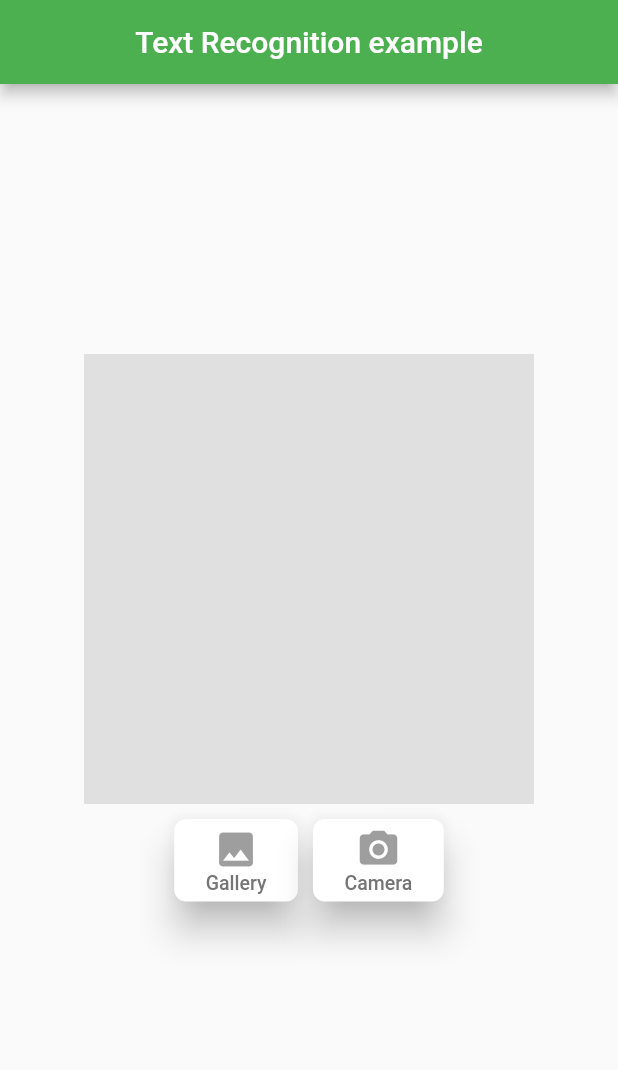
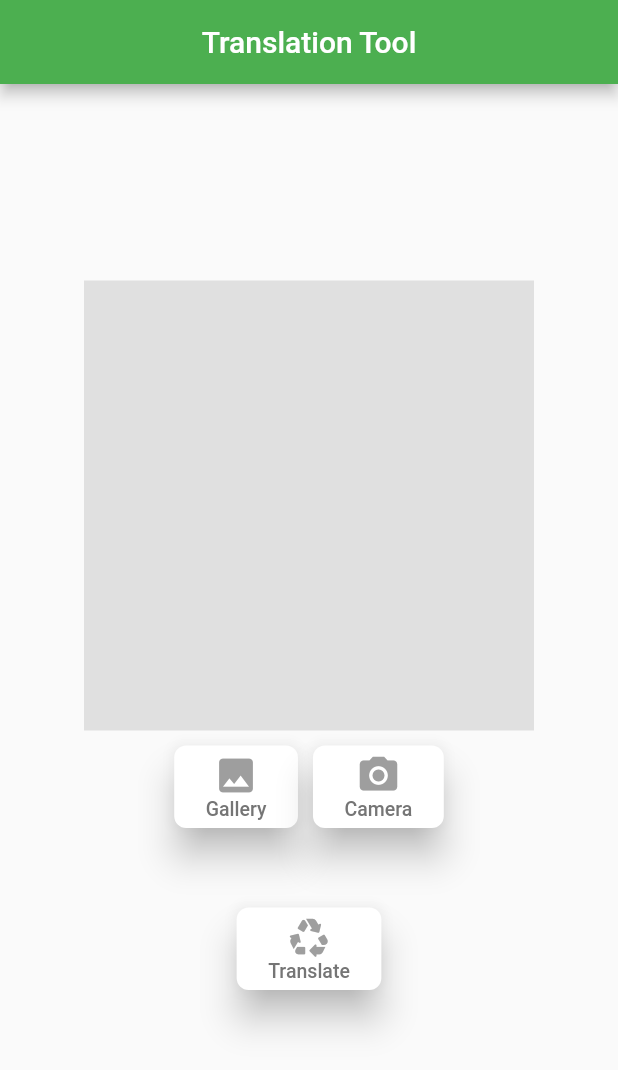
Before and after one commit to naga-k/hacknjit, a Flutter app: the screen it shows after launch, on a phone screen of 412 x 824 dp. Shown: the top 1070 px of the screen. Run offline on Flutter 3.47's test engine with Material 2 defaults, Android fonts, the phone set to English and light mode, and no system bars; our stand-ins replace camera, image_cropper, image_picker; missing offline and left inert: google_ml_kit, google_mlkit_image_labeling, translator.

Commit message:
translator added

```diff
--- a/lib/main.dart
+++ b/lib/main.dart
@@ -4,6 +4,7 @@ import 'package:flutter/material.dart';
 import 'package:google_ml_kit/google_ml_kit.dart';
 import 'package:image_cropper/image_cropper.dart';
 import 'package:image_picker/image_picker.dart';
+import 'package:translator/translator.dart';
 
 void main() {
   runApp(const MyApp());
@@ -38,13 +39,16 @@ class _MyHomePageState extends State<MyHomePage> {
   XFile? imageFile;
 
   String scannedText = "";
+  String translatedText = "";
+
+  GoogleTranslator translator = GoogleTranslator();
 
   @override
   Widget build(BuildContext context) {
     return Scaffold(
       appBar: AppBar(
         centerTitle: true,
-        title: const Text("Text Recognition example"),
+        title: const Text("Translation Tool"),
       ),
       body: Center(
           child: SingleChildScrollView(
@@ -142,7 +146,49 @@ class _MyHomePageState extends State<MyHomePage> {
                     scannedText,
                     style: TextStyle(fontSize: 20),
                   ),
-                )
+                ),
+                Container(
+                    margin: const EdgeInsets.symmetric(horizontal: 5),
+                    padding: const EdgeInsets.only(top: 10),
+                    child: ElevatedButton(
+                      style: ElevatedButton.styleFrom(
+                        primary: Colors.white,
+                        onPrimary: Colors.grey,
+                        shadowColor: Colors.grey[400],
+                        elevation: 10,
+                        shape: RoundedRectangleBorder(
+                            borderRadius: BorderRadius.circular(8.0)),
+                      ),
+                      onPressed: () {
+                        transilateText();
+                      },
+                      child: Container(
+                        margin: const EdgeInsets.symmetric(
+                            vertical: 5, horizontal: 5),
+                        child: Column(
+                          mainAxisSize: MainAxisSize.min,
+                          children: [
+                            Icon(
+                              Icons.recycling_rounded,
+                              size: 30,
+                            ),
+                            Text(
+                              "Translate",
+                              style: TextStyle(
+                                  fontSize: 13, color: Colors.grey[600]),
+                            )
+                          ],
+                        ),
+                      ),
+                    )),
+                SizedBox(
+                  height: 10,
+                ),
+                Container(
+                    child: Text(
+                  translatedText,
+                  style: TextStyle(fontSize: 20),
+                ))
               ],
             )),
       )),
@@ -221,6 +267,14 @@ class _MyHomePageState extends State<MyHomePage> {
     setState(() {});
   }
 
+  void transilateText() {
+    translator.translate(scannedText, from: 'en', to: 'es').then((s) {
+      translatedText = s.text;
+      print(s);
+      setState(() {});
+    });
+  }
+
   @override
   void initState() {
     super.initState();
--- a/pubspec.yaml
+++ b/pubspec.yaml
@@ -40,6 +40,7 @@ dependencies:
   camera: ^0.10.0+4
   image_picker: ^0.8.6
   image_cropper: ^3.0.1
+  translator: ^0.1.7
 
 dev_dependencies:
   flutter_test:
```
Also changed, not shown: pubspec.lock.
